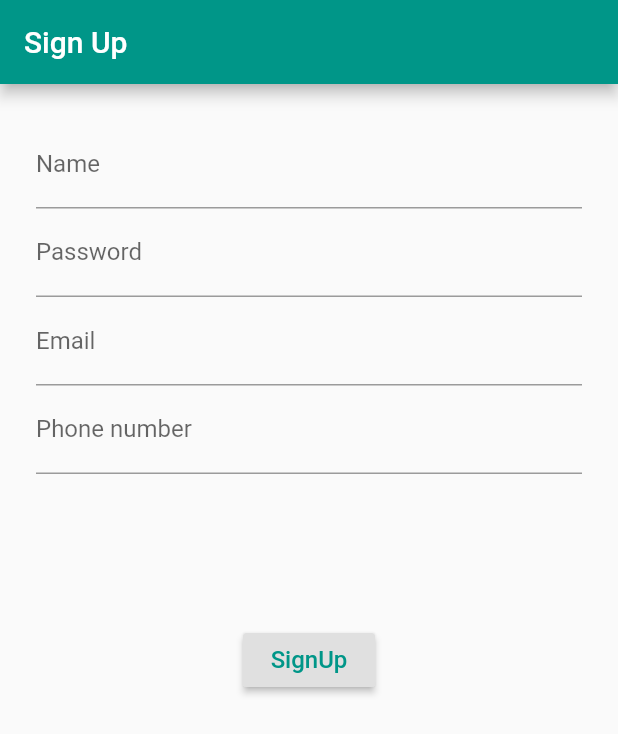
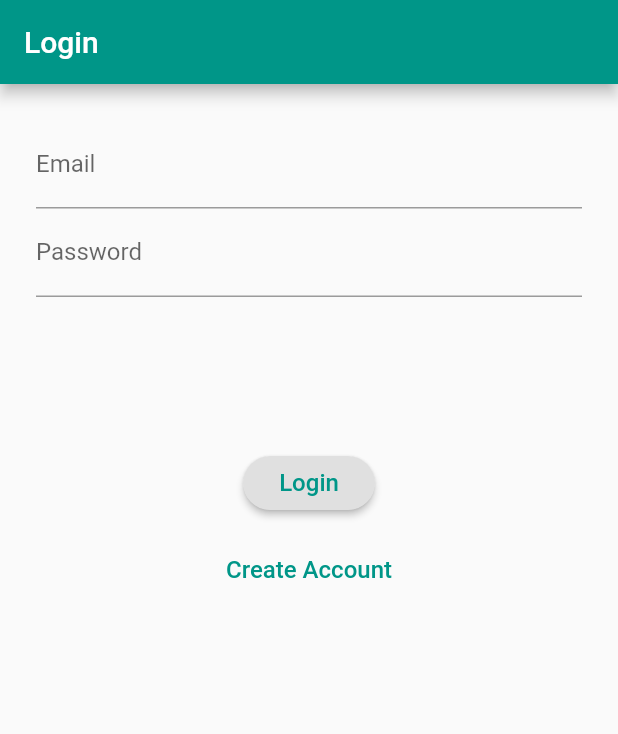
Before and after one commit to rishikeshcd619/signup, a Flutter app: the screen it shows after launch, on a phone screen of 412 x 824 dp. Shown: the top 734 px of the screen. Run offline on Flutter 3.47's test engine with Material 2 defaults, Android fonts, the phone set to English and light mode, and no system bars; our stand-ins replace bloc, firebase_auth, firebase_core, flutter_bloc; accounts and stored records are empty.

Commit message:
final commit

```diff
--- a/lib/bloc/authentication_state.dart
+++ b/lib/bloc/authentication_state.dart
@@ -14,3 +14,9 @@ class AuthenticationSuccess extends AuthenticationState {
 }
 
 class AuthenticationLoading extends AuthenticationState {}
+
+class AuthenticationFailure extends AuthenticationState {
+  String errorMessage;
+
+  AuthenticationFailure({required this.errorMessage});
+}
--- /dev/null
+++ b/lib/login_screen.dart
@@ -0,0 +1,124 @@
+import 'package:firebase_auth/firebase_auth.dart';
+import 'package:flutter/material.dart';
+import 'package:signup/bloc/authentication_bloc.dart';
+import 'package:signup/form_screen.dart';
+import 'package:signup/logged_in.dart';
+
+class LoginScreen extends StatefulWidget {
+  const LoginScreen({Key? key}) : super(key: key);
+
+  @override
+  _LoginScreenState createState() => _LoginScreenState();
+}
+
+class _LoginScreenState extends State<LoginScreen> {
+  String? _email;
+  String? _password;
+
+  final auth = FirebaseAuth.instance;
+
+  final GlobalKey<FormState> _formKey = GlobalKey<FormState>();
+  final authenticationBloc = AuthenticationBloc();
+
+  Widget _buildEmail() {
+    return TextFormField(
+      decoration: InputDecoration(labelText: 'Email'),
+      validator: (String? value) {
+        if (value!.isEmpty) {
+          return 'Email is Required';
+        }
+
+        if (!RegExp(
+                r"[a-z0-9!#$%&'*+/=?^_`{|}~-]+(?:\.[a-z0-9!#$%&'*+/=?^_`{|}~-]+)*@(?:[a-z0-9](?:[a-z0-9-]*[a-z0-9])?\.)+[a-z0-9](?:[a-z0-9-]*[a-z0-9])?")
+            .hasMatch(value)) {
+          return 'Please enter a valid email Address';
+        }
+
+        return null;
+      },
+      onChanged: (value) {
+        setState(() {
+          _email = value.trim();
+        });
+      },
+    );
+  }
+
+  Widget _buildPassword() {
+    return TextFormField(
+      decoration: InputDecoration(labelText: 'Password'),
+      keyboardType: TextInputType.visiblePassword,
+      validator: (String? value) {
+        if (value!.isEmpty) {
+          return 'Password is Required';
+        }
+
+        return null;
+      },
+      obscureText: true,
+      onChanged: (value) {
+        setState(() {
+          _password = value.trim();
+        });
+      },
+    );
+  }
+
+  @override
+  Widget build(BuildContext context) {
+    return Scaffold(
+      appBar: AppBar(title: Text("Login")),
+      body: SingleChildScrollView(
+        child: Container(
+          margin: EdgeInsets.all(24),
+          child: Form(
+            key: _formKey,
+            child: Column(
+              mainAxisAlignment: MainAxisAlignment.center,
+              children: <Widget>[
+                _buildEmail(),
+                _buildPassword(),
+                SizedBox(height: 100),
+                RaisedButton(
+                  shape: StadiumBorder(),
+                  child: Text(
+                    'Login',
+                    style: TextStyle(color: Colors.teal, fontSize: 16),
+                  ),
+                  onPressed: () {
+                    if (!_formKey.currentState!.validate()) {
+                      return;
+                    }
+                    auth.signInWithEmailAndPassword(
+                        email: _email!, password: _password!);
+
+                    Navigator.of(context).pushReplacement(
+                      MaterialPageRoute(
+                        builder: (context) => LoggedIn(),
+                      ),
+                    );
+                  },
+                ),
+                SizedBox(height: 10),
+                FlatButton(
+                  shape: StadiumBorder(),
+                  child: Text(
+                    'Create Account',
+                    style: TextStyle(color: Colors.teal, fontSize: 16),
+                  ),
+                  onPressed: () {
+                    Navigator.of(context).pushReplacement(
+                      MaterialPageRoute(
+                        builder: (context) => FormScreen(),
+                      ),
+                    );
+                  },
+                )
+              ],
+            ),
+          ),
+        ),
+      ),
+    );
+  }
+}
--- a/lib/main.dart
+++ b/lib/main.dart
@@ -1,18 +1,23 @@
 // ignore_for_file: missing_return
 
+import 'package:firebase_core/firebase_core.dart';
 import 'package:flutter/material.dart';
 import 'package:flutter_bloc/flutter_bloc.dart';
 import 'package:signup/bloc/authentication_bloc.dart';
 import 'package:signup/display_screen.dart';
-import 'package:signup/form_screen.dart';
+import 'package:signup/login_screen.dart';
 import 'package:signup/splash_screen.dart';
 
-void main() => runApp(
-      BlocProvider(
-        create: (context) => AuthenticationBloc()..add(AppStarted()),
-        child: MyApp(),
-      ),
-    );
+void main() async {
+  WidgetsFlutterBinding.ensureInitialized();
+  await Firebase.initializeApp();
+  runApp(
+    BlocProvider(
+      create: (context) => AuthenticationBloc()..add(AppStarted()),
+      child: MyApp(),
+    ),
+  );
+}
 
 class MyApp extends StatelessWidget {
   @override
@@ -26,13 +31,12 @@ class MyApp extends StatelessWidget {
       home: BlocBuilder<AuthenticationBloc, AuthenticationState>(
         builder: (context, state) {
           if (state is AuthenticationInitial) return SplashScreen();
-          if (state is AuthenticationBegin) return FormScreen();
+          if (state is AuthenticationBegin) return LoginScreen();
           if (state is AuthenticationSuccess)
             return DisplayUser(
               userName: state.user.name,
               userEmail: state.user.email,
               userMobileNumber: state.user.mobileNumber,
-              userPassword: state.user.password,
             );
           if (state is AuthenticationLoading)
             return CircularProgressIndicator();
--- a/pubspec.yaml
+++ b/pubspec.yaml
@@ -29,6 +29,10 @@ dependencies:
   # Use with the CupertinoIcons class for iOS style icons.
   cupertino_icons: ^1.0.2
   flutter_bloc: any
+  firebase_core: ^1.8.0
+  firebase_auth: ^3.1.4
+
+
 
 dev_dependencies:
   flutter_test:
```
Also changed, not shown: lib/display_screen.dart (+30 -6 lines), lib/form_screen.dart (+70 -23 lines), lib/logged_in.dart (added, +39 -0 lines), pubspec.lock, 3 other files.
